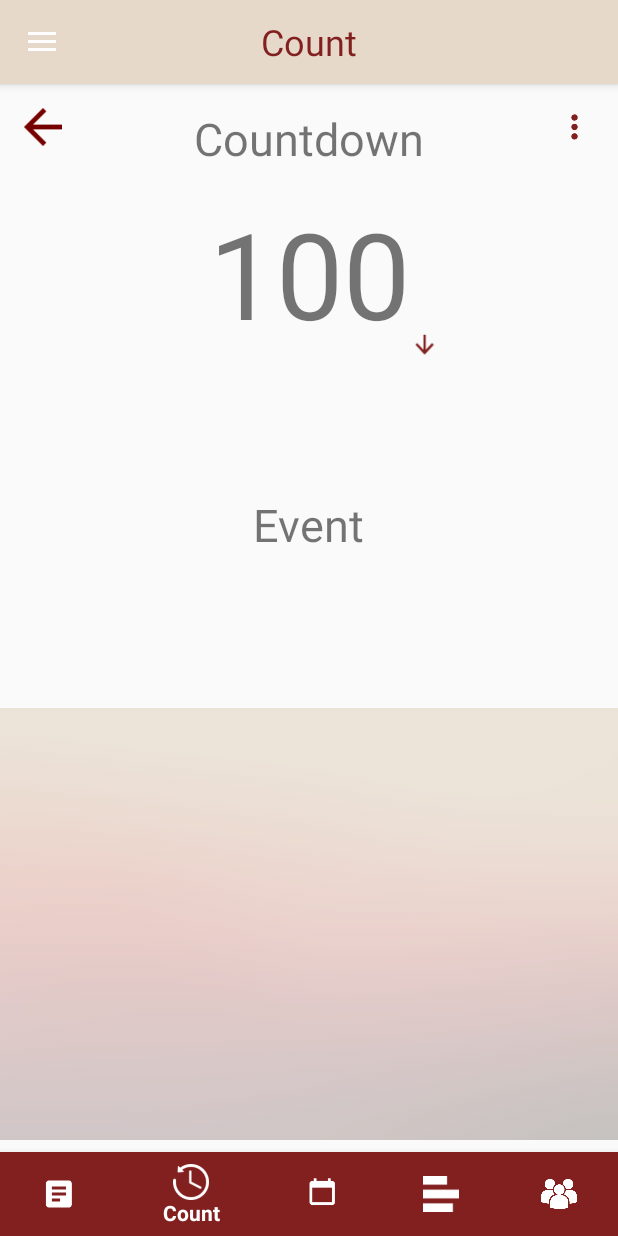
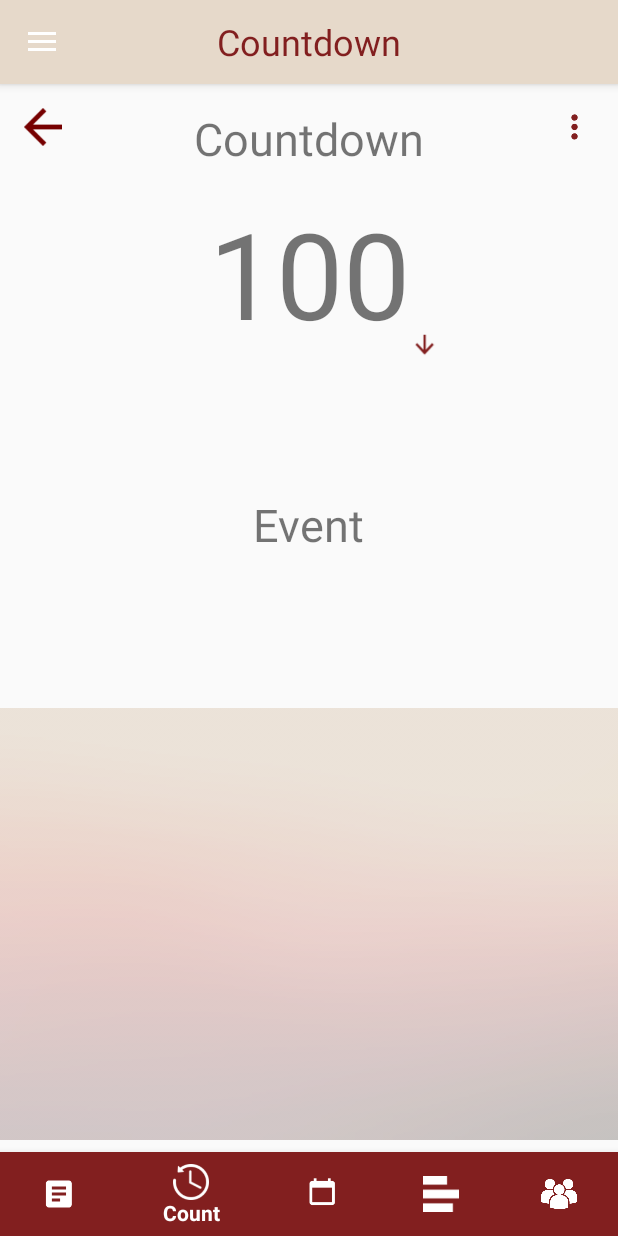
Before and after one commit to jtr860830/LifePrint-AndroidApp, an Android app: the MainActivity screen opened directly, with no data from a screen before it, item 2 of the bottom bar chosen, on a phone screen of 412 x 824 dp. Run offline under Robolectric (Android 15) with nearby library versions, the phone set to English and light mode, and no system bars.

Commit message:
Count -> Countdown

```diff
--- a/app/src/main/java/com/example/user/navigation_calendar/MainActivity.java
+++ b/app/src/main/java/com/example/user/navigation_calendar/MainActivity.java
@@ -127,7 +127,7 @@ public class MainActivity extends AppCompatActivity {
                             break;
                         //return true;
                         case R.id.nav_count:
-                            title.setText("Count");
+                            title.setText("Countdown");
                             count fragment_count = new count();
                             FragmentTransaction transaction2 = getSupportFragmentManager().beginTransaction();
                             transaction2.replace(R.id.fragment_space, fragment_count, "Fragment_count");
```
